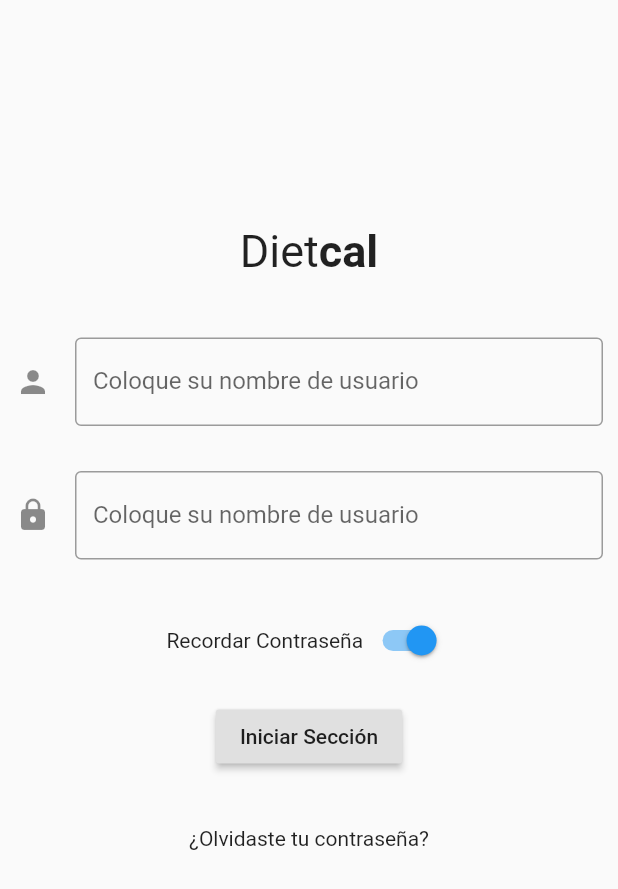
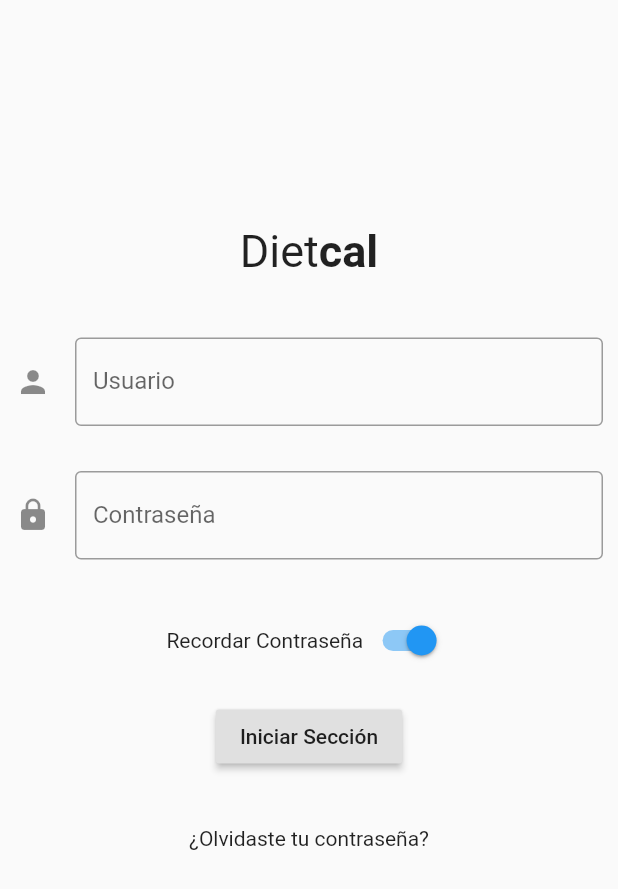
Before and after one commit to armpxd/Dietcal, a Flutter app: the screen it shows after launch, on a phone screen of 412 x 824 dp. Shown: the top 889 px of the screen. Run offline on Flutter 3.47's test engine with Material 2 defaults, Android fonts, the phone set to English and light mode, and no system bars.

Commit message:
add all constants of literals for login

```diff
--- a/diet_cal_mobile/lib/userManegment/constants.dart
+++ b/diet_cal_mobile/lib/userManegment/constants.dart
@@ -2,12 +2,16 @@ import 'package:flutter/material.dart';
 
 class LoginLiterals {
   static const String userInputHintText = 'Coloque su nombre de usuario';
-  static const String userInputLabel = 'Coloque su nombre de usuario';
-  static const String userInputValidator = 'Coloque su nombre de usuario';
+  static const String userInputLabel = 'Usuario';
   static const Icon userInputIcon = Icon(Icons.person);
 
   static const String passwordInputHintText = 'Coloque su nombre de usuario';
-  static const String passwordInputLabel = 'Coloque su nombre de usuario';
-  static const String passwordInputValidator = 'Coloque su nombre de usuario';
+  static const String passwordInputLabel = 'Contraseña';
   static const Icon passwordInputIcon = Icon(Icons.lock);
+
+  static const String passwordRememberMe = "Recordar contraseña";
+
+  static const String login = "Iniciar Sección";
+
+  static const String forgotPassword = "¿Olvidaste tu contraseña?";
 }
```
